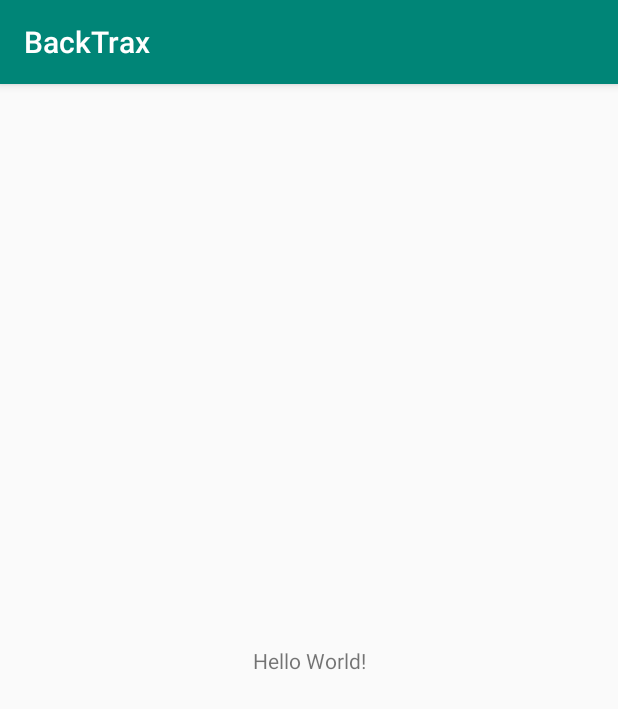
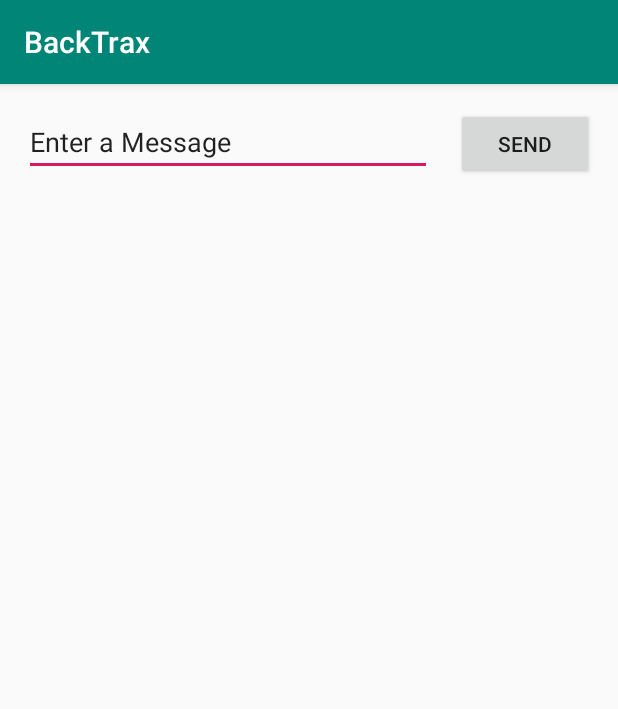
Before and after one commit to BrianCarducci/BackTrax, an Android app: the screen it shows after launch (MainActivity), on a phone screen of 412 x 824 dp. Shown: the top 709 px of the screen. Run offline under Robolectric (Android 15) with nearby library versions, the phone set to English and light mode, and no system bars.

Commit message:
added some buttonz

```diff
--- a/app/src/main/res/layout/activity_main.xml
+++ b/app/src/main/res/layout/activity_main.xml
@@ -6,13 +6,32 @@
     android:layout_height="match_parent"
     tools:context=".MainActivity">
 
-    <TextView
-        android:layout_width="wrap_content"
+    <EditText
+        android:id="@+id/editText"
+        android:layout_width="0dp"
         android:layout_height="wrap_content"
-        android:text="Hello World!"
-        app:layout_constraintBottom_toBottomOf="parent"
-        app:layout_constraintLeft_toLeftOf="parent"
-        app:layout_constraintRight_toRightOf="parent"
+        android:layout_marginStart="16dp"
+        android:layout_marginLeft="16dp"
+        android:layout_marginTop="16dp"
+        android:layout_marginEnd="16dp"
+        android:layout_marginRight="16dp"
+        android:ems="10"
+        android:inputType="textPersonName"
+        android:text="@string/edit_message"
+        app:layout_constraintEnd_toStartOf="@+id/button"
+        app:layout_constraintHorizontal_bias="0.5"
+        app:layout_constraintStart_toStartOf="parent"
         app:layout_constraintTop_toTopOf="parent" />
 
+    <Button
+        android:id="@+id/button"
+        android:layout_width="92dp"
+        android:layout_height="wrap_content"
+        android:layout_marginEnd="16dp"
+        android:layout_marginRight="16dp"
+        android:text="@string/button_send"
+        app:layout_constraintBaseline_toBaselineOf="@+id/editText"
+        app:layout_constraintEnd_toEndOf="parent"
+        app:layout_constraintHorizontal_bias="0.5"
+        app:layout_constraintStart_toEndOf="@+id/editText" />
 </androidx.constraintlayout.widget.ConstraintLayout>
--- a/app/src/main/res/values/strings.xml
+++ b/app/src/main/res/values/strings.xml
@@ -1,3 +1,5 @@
 <resources>
     <string name="app_name">BackTrax</string>
+    <string name="edit_message">Enter a Message</string>
+    <string name="button_send">Send</string>
 </resources>
```
